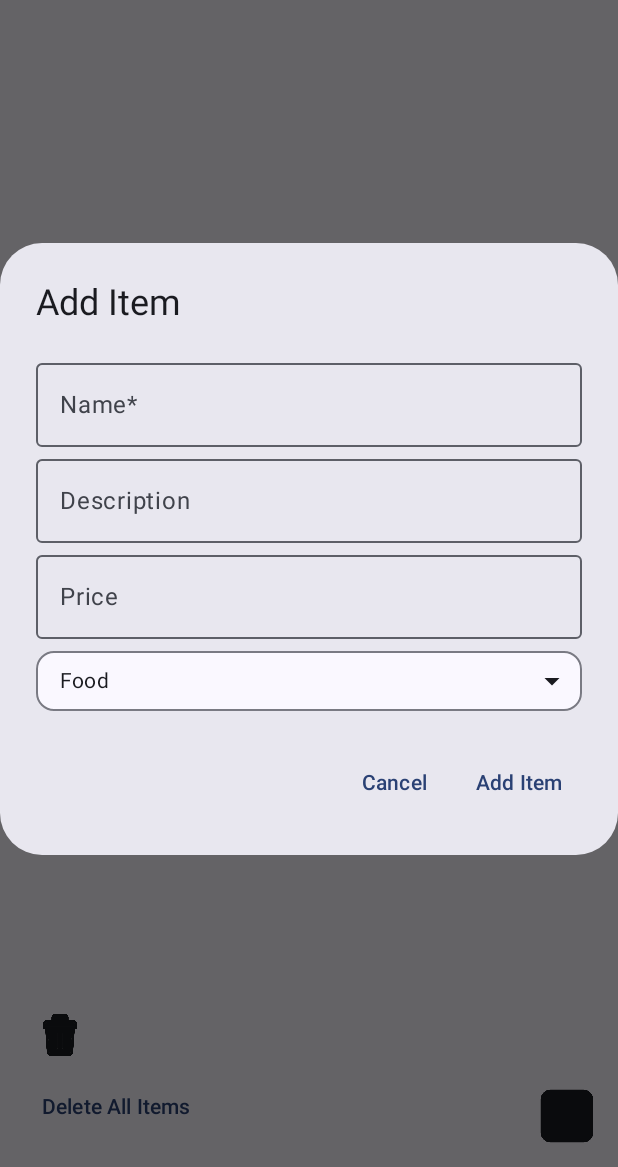
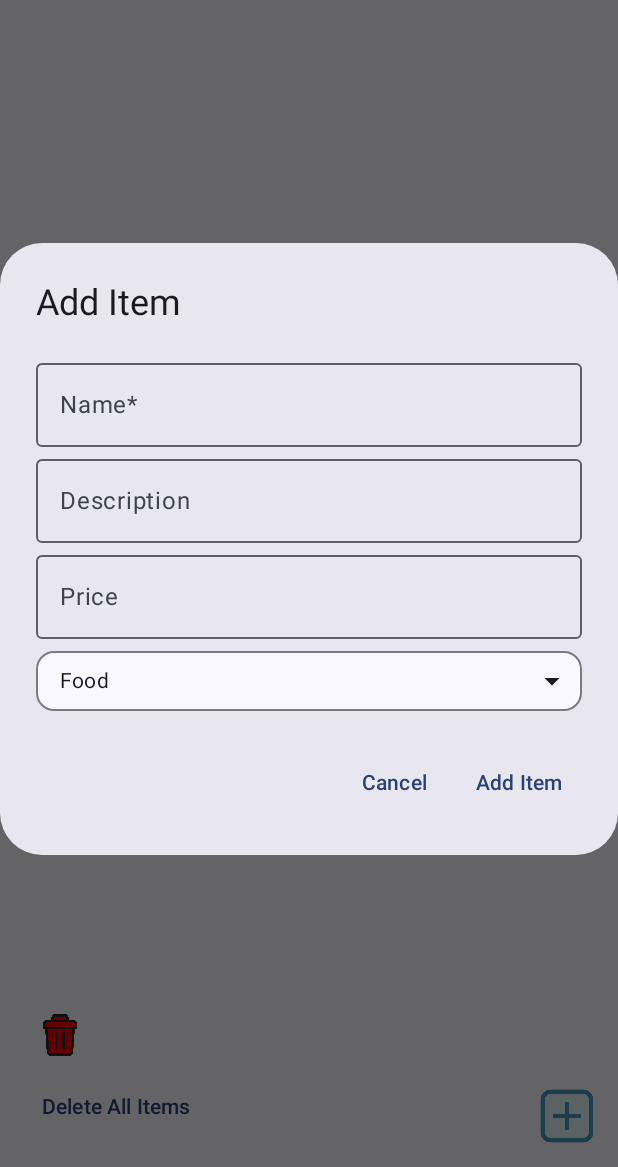
Before and after one commit to shibali24/ShoppingListApp, an Android app built with Jetpack Compose: the screen it shows after launch (MainActivity), after a tap on "Add new item", on a phone screen of 412 x 824 dp, the part 69-1236 px from its top. Run offline under Robolectric (Android 15) with nearby library versions, the phone set to English and light mode, and no system bars; our stand-ins replace Room's generated code.

Commit message:
bottom icons fixed

```diff
--- a/app/src/main/java/hu/ait/shoppinglistapp/ui/screen/ShoppingListScreen.kt
+++ b/app/src/main/java/hu/ait/shoppinglistapp/ui/screen/ShoppingListScreen.kt
@@ -64,24 +64,28 @@ fun ShoppingListScreen() {
                 ) {
                     Column {
                         IconButton(onClick = { viewModel.deleteAll() }) {
-                            Icon(
+                            Image(
                                 painter = painterResource(id = R.drawable.delete),
                                 contentDescription = stringResource(R.string.delete_all_desc),
-                                modifier = Modifier.size(28.dp)
+                                modifier = Modifier.size(28.dp),
+                                colorFilter = null
                             )
+
                         }
                         TextButton(onClick = { viewModel.deleteAll() }) {
                             Text(stringResource(R.string.delete_all_button))
                         }
                     }
-
-                    Icon(
+                    Image(
                         painter = painterResource(id = R.drawable.add),
                         contentDescription = stringResource(R.string.add_desc),
                         modifier = Modifier
                             .size(36.dp)
-                            .clickable { showDialog = true }
+                            .clickable { showDialog = true },
+                        alignment = Alignment.Center,
+                        colorFilter = null
                     )
+
                 }
             }
         }
```
